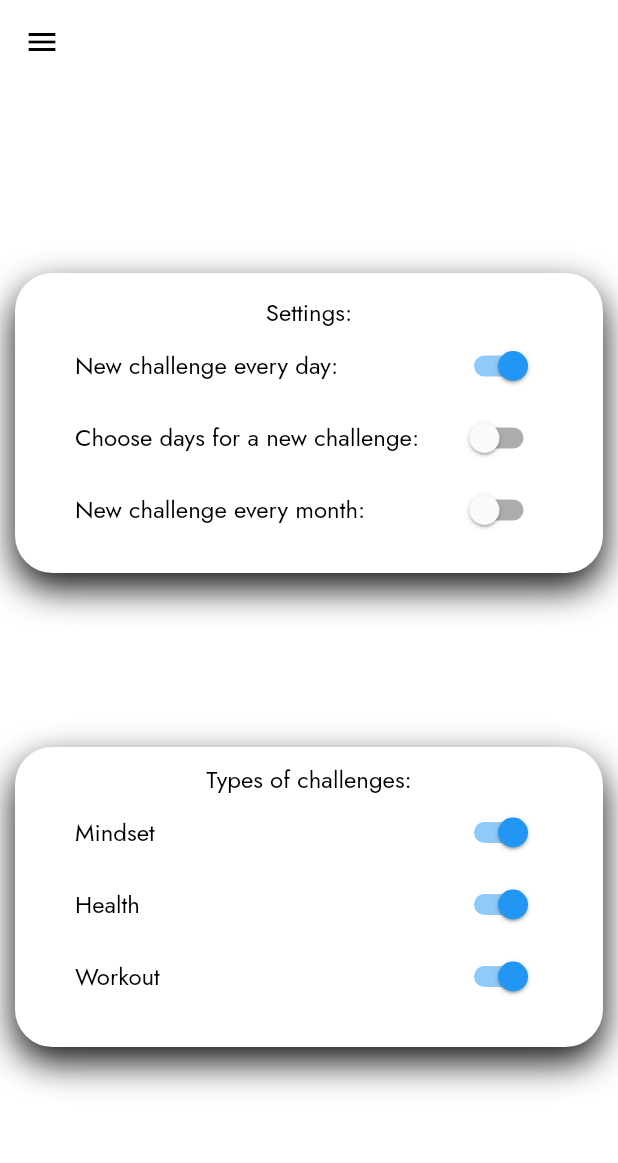
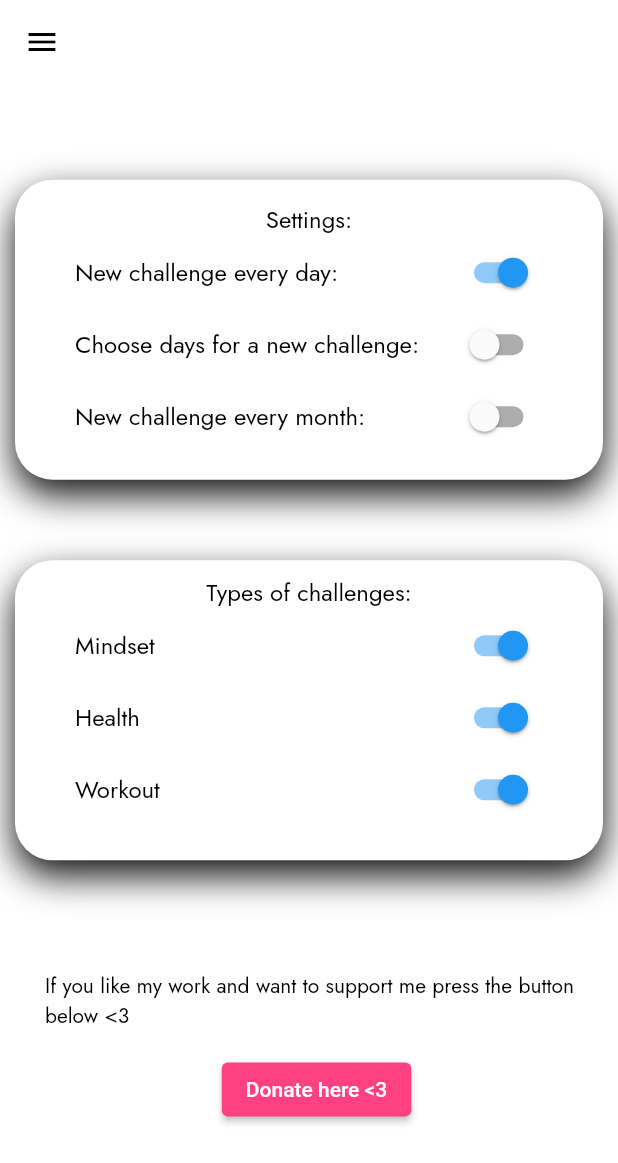
Before and after one commit to chalvikves/ChallengeApp, a Flutter app: the SettingsView screen opened by its route, on a phone screen of 412 x 824 dp. Shown: the top 1163 px of the screen. Run offline on Flutter 3.47's test engine with Material 2 defaults, Android fonts, the phone set to English and light mode, and no system bars; our stand-ins replace auto_route, flutter_calendar_carousel, get_it, google_fonts, hive, hive_flutter and 4 more; missing offline and left inert: stacked_hooks; accounts and stored records are empty.

Commit message:
moved donate button from drawer to settings

```diff
--- a/lib/views/calendar.dart
+++ b/lib/views/calendar.dart
@@ -103,8 +103,8 @@ class CalendarView extends StatelessWidget {
                     style: Theme.of(context).textTheme.bodyText2),
                 onTap: () => AutoRouter.of(context).push(const SettingsView()),
               ),
-              const Spacer(),
-              Padding(
+              //const Spacer(),
+              /*Padding(
                 padding: const EdgeInsets.fromLTRB(20.0, 0.0, 10.0, 10.0),
                 child: Column(
                   children: [
@@ -123,7 +123,7 @@ class CalendarView extends StatelessWidget {
                     )
                   ],
                 ),
-              ),
+              ),*/
             ],
           ),
         ),
--- a/lib/views/home.dart
+++ b/lib/views/home.dart
@@ -96,8 +96,8 @@ class HomeView extends StatelessWidget {
                     style: Theme.of(context).textTheme.bodyText2),
                 onTap: () => AutoRouter.of(context).push(const SettingsView()),
               ),
-              const Spacer(),
-              Padding(
+              //const Spacer(),
+              /*Padding(
                 padding: const EdgeInsets.fromLTRB(20.0, 0.0, 10.0, 10.0),
                 child: Column(
                   children: [
@@ -116,7 +116,7 @@ class HomeView extends StatelessWidget {
                     )
                   ],
                 ),
-              ),
+              ),*/
             ],
           ),
         ),
--- a/lib/views/settings.dart
+++ b/lib/views/settings.dart
@@ -93,8 +93,8 @@ class SettingsView extends StatelessWidget {
                     style: Theme.of(context).textTheme.bodyText2),
                 onTap: () => AutoRouter.of(context).pop(),
               ),
-              const Spacer(),
-              Padding(
+              //const Spacer(),
+              /*Padding(
                 padding: const EdgeInsets.fromLTRB(20.0, 0.0, 10.0, 10.0),
                 child: Column(
                   children: [
@@ -113,7 +113,7 @@ class SettingsView extends StatelessWidget {
                     )
                   ],
                 ),
-              ),
+              ),*/
             ],
           ),
         ),
@@ -237,6 +237,26 @@ class SettingsView extends StatelessWidget {
                   ),
                 ),
               ),
+              Padding(
+                padding: const EdgeInsets.fromLTRB(20.0, 20.0, 10.0, 10.0),
+                child: Column(
+                  children: [
+                    Text(
+                      'If you like my work and want to support me press the button below <3',
+                      style: Theme.of(context).textTheme.headline3,
+                    ),
+                    const SizedBox(
+                      height: 15,
+                    ),
+                    ElevatedButton(
+                      onPressed: () => print('hi'),
+                      child: const Text('Donate here <3'),
+                      style:
+                          ElevatedButton.styleFrom(primary: Colors.pinkAccent),
+                    )
+                  ],
+                ),
+              ),
             ],
           ),
         ),
```
